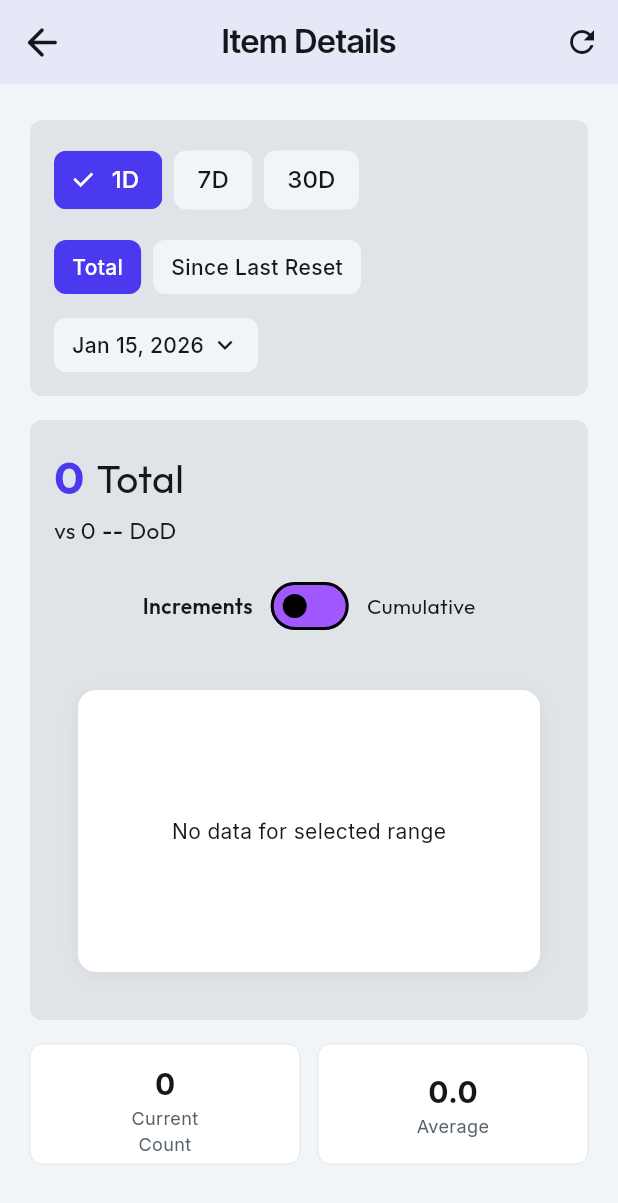
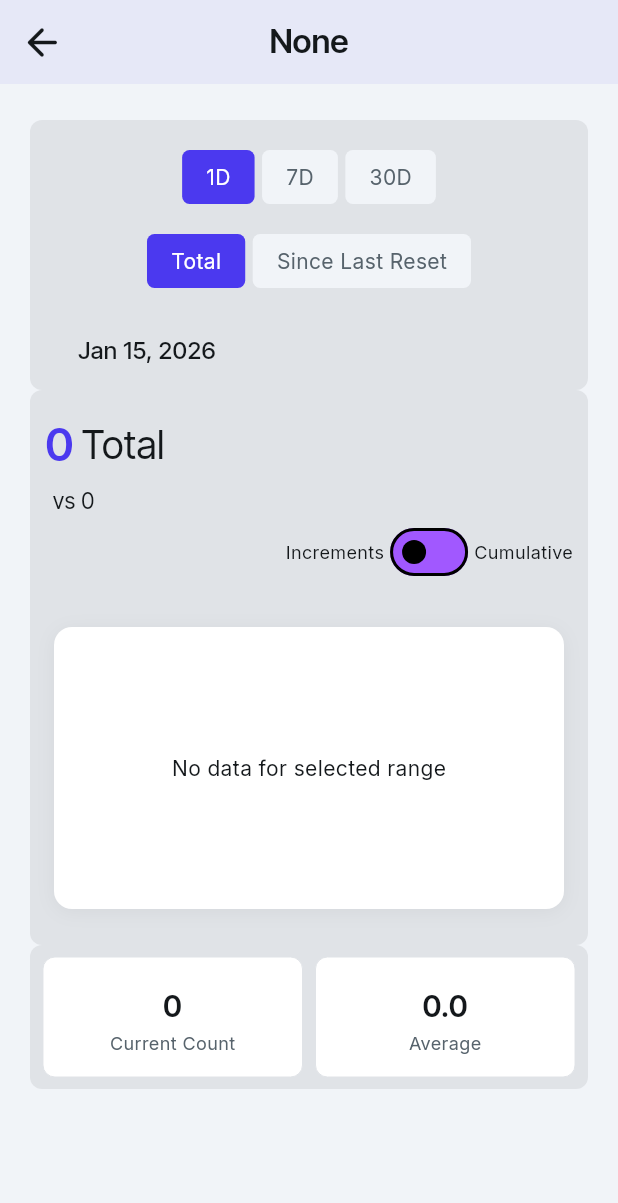
Before and after one commit to roger6272/trackwise, a Flutter app: the ItemDetailPage screen opened directly with empty values, on a phone screen of 412 x 824 dp. Shown: the top 1203 px of the screen. Run offline on Flutter 3.47's test engine with Material 3 defaults, Android fonts, the phone set to English and light mode, and no system bars; our stand-ins replace auto_size_text, cloud_firestore, dartz, device_info_plus, dropdown_button2, equatable and 25 more; missing offline and left inert: firebase_performance, json_path, markdown_widget; accounts and stored records are empty; network calls fail.

Commit message:
style: match ItemDetailPage styling with FlutterFlow design
- FilterSection: centered chips, FF spacing, "Ends on" label, OK/Cancel buttons
- StatsSection: right-aligned toggle, horizontal scroll header, FF padding
- SummaryCards: 42% width, spaceEvenly layout, FF font styling
- ItemDetailPage: alternate background containers matching FF structure

Co-Authored-By: Claude Opus 4.5 <noreply@anthropic.com>

```diff
--- a/lib/features/items/presentation/pages/item_detail_page.dart
+++ b/lib/features/items/presentation/pages/item_detail_page.dart
@@ -55,6 +55,7 @@ class _ItemDetailPageState extends State<ItemDetailPage> {
   static const Color _primary = Color(0xFF4B39EF);
   static const Color _primaryBackground = Color(0xFFF1F4F8);
   static const Color _primaryText = Color(0xFF14181B);
+  static const Color _alternate = Color(0xFFE0E3E7);
 
   // Filter state
   String _aggregation = '1D';
@@ -77,7 +78,12 @@ class _ItemDetailPageState extends State<ItemDetailPage> {
         ),
       ],
       child: Builder(
-        builder: (context) => Scaffold(
+        builder: (context) => GestureDetector(
+          onTap: () {
+            FocusScope.of(context).unfocus();
+            FocusManager.instance.primaryFocus?.unfocus();
+          },
+          child: Scaffold(
             backgroundColor: _primaryBackground,
             appBar: AppBar(
               backgroundColor: _primaryBackground,
@@ -91,38 +97,40 @@ class _ItemDetailPageState extends State<ItemDetailPage> {
                 onPressed: () => Navigator.of(context).pop(),
               ),
               title: Text(
-              widget.itemName ?? 'Item Details',
+                widget.itemName ?? 'None',
                 style: GoogleFonts.interTight(
                   color: _primaryText,
                   fontWeight: FontWeight.w600,
                   fontSize: 22.0,
                 ),
               ),
-            actions: [
-              IconButton(
-                icon: const Icon(
-                  Icons.refresh,
-                  color: _primaryText,
-                ),
-                tooltip: 'Refresh',
-                onPressed: () => _refreshData(context),
-              ),
-            ],
+              actions: const [],
               centerTitle: true,
               elevation: 2.0,
             ),
             body: SafeArea(
               top: true,
-            child: RefreshIndicator(
-              color: _primary,
-              onRefresh: () async => _refreshData(context),
+              child: Padding(
+                padding: const EdgeInsets.fromLTRB(20.0, 24.0, 20.0, 0.0),
                 child: SingleChildScrollView(
-                physics: const AlwaysScrollableScrollPhysics(),
+                  child: Column(
+                    mainAxisSize: MainAxisSize.max,
+                    mainAxisAlignment: MainAxisAlignment.start,
+                    crossAxisAlignment: CrossAxisAlignment.center,
+                    children: [
+                      // Combined Filter + Stats container
+                      Container(
+                        decoration: BoxDecoration(
+                          color: _alternate,
+                          borderRadius: BorderRadius.circular(8.0),
+                        ),
                         child: Padding(
-                  padding: const EdgeInsets.fromLTRB(20.0, 24.0, 20.0, 32.0),
+                          padding: const EdgeInsets.only(top: 20.0),
                           child: Column(
-                    crossAxisAlignment: CrossAxisAlignment.stretch,
+                            mainAxisSize: MainAxisSize.max,
+                            mainAxisAlignment: MainAxisAlignment.center,
                             children: [
+                              // Filter Section (no container - just the content)
                               FilterSection(
                                 aggregation: _aggregation,
                                 showSinceReset: _showSinceReset,
@@ -151,13 +159,22 @@ class _ItemDetailPageState extends State<ItemDetailPage> {
                                   });
                                 },
                               ),
-                      const SizedBox(height: 16.0),
+                            ],
+                          ),
+                        ),
+                      ),
+                      // Stats Section container
                       BlocBuilder<EventsBloc, EventsState>(
                         builder: (context, eventsState) {
                           final stats = _calculateStats(eventsState);
                           return Column(
                             children: [
-                              StatsSection(
+                              Container(
+                                decoration: BoxDecoration(
+                                  color: _alternate,
+                                  borderRadius: BorderRadius.circular(8.0),
+                                ),
+                                child: StatsSection(
                                   stats: stats,
                                   showCumulative: _showCumulative,
                                   onChartTypeChanged: (value) {
@@ -167,10 +184,17 @@ class _ItemDetailPageState extends State<ItemDetailPage> {
                                     _reloadChart(context);
                                   },
                                 ),
-                              const SizedBox(height: 16.0),
-                              SummaryCards(
+                              ),
+                              // Summary Cards container
+                              Container(
+                                decoration: BoxDecoration(
+                                  color: _alternate,
+                                  borderRadius: BorderRadius.circular(8.0),
+                                ),
+                                child: SummaryCards(
                                   currentCount: widget.currentCount ?? 0,
                                   average: stats.average,
+                                ),
                               ),
                             ],
                           );
@@ -247,12 +271,4 @@ class _ItemDetailPageState extends State<ItemDetailPage> {
   void _reloadChart(BuildContext context) {
     context.read<ChartsBloc>().add(_createChartEvent());
   }
-
-  void _refreshData(BuildContext context) {
-    // Refresh events
-    context.read<EventsBloc>().add(LoadEvents(itemId: widget.itemId));
-
-    // Refresh charts
-    _reloadChart(context);
 }
-}
--- a/lib/features/items/presentation/widgets/item_detail/filter_section.dart
+++ b/lib/features/items/presentation/widgets/item_detail/filter_section.dart
@@ -1,4 +1,5 @@
 import 'package:flutter/material.dart';
+import 'package:google_fonts/google_fonts.dart';
 import 'package:intl/intl.dart';
 
 /// A filter section widget for the item detail page.
@@ -33,67 +34,87 @@ class FilterSection extends StatelessWidget {
   static const Color _primary = Color(0xFF4B39EF);
   static const Color _alternate = Color(0xFFE0E3E7);
   static const Color _primaryBackground = Color(0xFFF1F4F8);
+  static const Color _secondaryText = Color(0xFF57636C);
   static const Color _primaryText = Color(0xFF14181B);
 
   @override
   Widget build(BuildContext context) {
-    return Container(
-      decoration: BoxDecoration(
-        color: _alternate,
-        borderRadius: BorderRadius.circular(8.0),
-      ),
-      padding: const EdgeInsets.all(16.0),
-      child: Column(
-        crossAxisAlignment: CrossAxisAlignment.start,
+    return Column(
       mainAxisSize: MainAxisSize.min,
       children: [
+        // Aggregation chips - centered
         _buildAggregationChips(),
-          const SizedBox(height: 16.0),
+        const SizedBox(height: 20.0),
+        // Reset toggle chips - centered
         _buildResetToggle(),
-          const SizedBox(height: 16.0),
-          _buildDatePicker(),
-          if (!isCalendarCollapsed) ...[
-            const SizedBox(height: 16.0),
-            _buildCalendar(),
+        const SizedBox(height: 30.0),
+        // "Ends on" label row (only shown when not 1D)
+        if (aggregation != '1D')
+          Padding(
+            padding: const EdgeInsets.only(left: 22.0, right: 22.0),
+            child: Align(
+              alignment: Alignment.centerLeft,
+              child: Text(
+                'Ends on',
+                style: GoogleFonts.inter(
+                  fontSize: 12.0,
+                  fontWeight: FontWeight.normal,
+                  color: _primaryText,
+                ),
+              ),
+            ),
+          ),
+        // Date picker row
+        Padding(
+          padding: const EdgeInsets.fromLTRB(32.0, 0.0, 25.0, 15.0),
+          child: Align(
+            alignment: Alignment.centerLeft,
+            child: _buildDatePicker(),
+          ),
+        ),
+        // Calendar (when expanded)
+        if (!isCalendarCollapsed) _buildCalendar(context),
       ],
-        ],
-      ),
     );
   }
 
   Widget _buildAggregationChips() {
     return Wrap(
-      spacing: 8.0,
+      alignment: WrapAlignment.center,
+      spacing: 5.0,
       children: ['1D', '7D', '30D'].map((period) {
         final isSelected = aggregation == period;
-        return ChoiceChip(
-          label: Text(period),
-          selected: isSelected,
-          onSelected: (_) => onAggregationChanged(period),
-          selectedColor: _primary,
-          backgroundColor: _primaryBackground,
-          labelStyle: TextStyle(
-            color: isSelected ? Colors.white : _primaryText,
-            fontWeight: FontWeight.w500,
+        return GestureDetector(
+          onTap: () => onAggregationChanged(period),
+          child: Container(
+            padding: const EdgeInsets.symmetric(horizontal: 16.0, vertical: 8.0),
+            decoration: BoxDecoration(
+              color: isSelected ? _primary : _primaryBackground,
+              borderRadius: BorderRadius.circular(5.0),
             ),
-          shape: RoundedRectangleBorder(
-            borderRadius: BorderRadius.circular(8.0),
+            child: Text(
+              period,
+              style: GoogleFonts.inter(
+                fontSize: 14.0,
+                color: isSelected ? Colors.white : _secondaryText,
               ),
-          side: BorderSide.none,
+            ),
+          ),
         );
       }).toList(),
     );
   }
 
   Widget _buildResetToggle() {
-    return Row(
+    return Wrap(
+      alignment: WrapAlignment.center,
+      spacing: 5.0,
       children: [
         _buildToggleChip(
           label: 'Total',
           isSelected: !showSinceReset,
           onTap: () => onShowSinceResetChanged(false),
         ),
-        const SizedBox(width: 8.0),
         _buildToggleChip(
           label: 'Since Last Reset',
           isSelected: showSinceReset,
@@ -111,16 +132,16 @@ class FilterSection extends StatelessWidget {
     return GestureDetector(
       onTap: onTap,
       child: Container(
-        padding: const EdgeInsets.symmetric(horizontal: 12.0, vertical: 8.0),
+        padding: const EdgeInsets.symmetric(horizontal: 16.0, vertical: 8.0),
         decoration: BoxDecoration(
           color: isSelected ? _primary : _primaryBackground,
-          borderRadius: BorderRadius.circular(8.0),
+          borderRadius: BorderRadius.circular(5.0),
         ),
         child: Text(
           label,
-          style: TextStyle(
-            color: isSelected ? Colors.white : _primaryText,
-            fontWeight: FontWeight.w500,
+          style: GoogleFonts.inter(
+            fontSize: 14.0,
+            color: isSelected ? Colors.white : _secondaryText,
           ),
         ),
       ),
@@ -129,74 +150,87 @@ class FilterSection extends StatelessWidget {
 
   Widget _buildDatePicker() {
     final dateFormat = DateFormat.yMMMd();
-    final showEndsOn = aggregation != '1D';
 
     return GestureDetector(
       onTap: onToggleCalendar,
-      child: Container(
-        padding: const EdgeInsets.symmetric(horizontal: 12.0, vertical: 8.0),
-        decoration: BoxDecoration(
-          color: _primaryBackground,
-          borderRadius: BorderRadius.circular(8.0),
-        ),
-        child: Row(
-          mainAxisSize: MainAxisSize.min,
-          children: [
-            if (showEndsOn) ...[
-              Text(
-                'Ends on ',
-                style: TextStyle(
-                  color: _primaryText.withValues(alpha: 0.7),
-                  fontWeight: FontWeight.w400,
-                ),
-              ),
-            ],
-            Text(
+      child: Text(
         dateFormat.format(selectedDate),
-              style: const TextStyle(
+        style: GoogleFonts.interTight(
           color: _primaryText,
           fontWeight: FontWeight.w500,
-              ),
-            ),
-            const SizedBox(width: 4.0),
-            Icon(
-              isCalendarCollapsed ? Icons.expand_more : Icons.expand_less,
-              color: _primaryText,
-              size: 20.0,
-            ),
-          ],
+          fontSize: 16.0,
         ),
       ),
     );
   }
 
-  Widget _buildCalendar() {
+  Widget _buildCalendar(BuildContext context) {
     return Column(
       crossAxisAlignment: CrossAxisAlignment.start,
       children: [
-        CalendarDatePicker(
+        Padding(
+          padding: const EdgeInsets.only(top: 10.0),
+          child: CalendarDatePicker(
             initialDate: selectedDate,
             firstDate: DateTime(2020),
             lastDate: DateTime.now(),
-          onDateChanged: (date) {
-            onDateChanged(date);
-            onToggleCalendar();
-          },
-        ),
-        Align(
-          alignment: Alignment.centerRight,
-          child: TextButton(
-            onPressed: onToggleCalendar,
-            child: const Text(
-              'Cancel',
-              style: TextStyle(
-                color: _primary,
-                fontWeight: FontWeight.w500,
+            onDateChanged: onDateChanged,
           ),
         ),
+        Padding(
+          padding: const EdgeInsets.fromLTRB(15.0, 10.0, 15.0, 10.0),
+          child: Row(
+            mainAxisAlignment: MainAxisAlignment.end,
+            children: [
+              _buildCalendarButton(
+                context: context,
+                label: 'OK',
+                isPrimary: true,
+                onPressed: onToggleCalendar,
+              ),
+              const SizedBox(width: 10.0),
+              _buildCalendarButton(
+                context: context,
+                label: 'Cancel',
+                isPrimary: false,
+                onPressed: onToggleCalendar,
+              ),
+            ],
           ),
         ),
       ],
     );
   }
+
+  Widget _buildCalendarButton({
+    required BuildContext context,
+    required String label,
+    required bool isPrimary,
+    required VoidCallback onPressed,
+  }) {
+    return SizedBox(
+      width: 70.0,
+      height: 40.0,
+      child: ElevatedButton(
+        onPressed: onPressed,
+        style: ElevatedButton.styleFrom(
+          backgroundColor: isPrimary ? _primary : Colors.white,
+          foregroundColor: isPrimary ? Colors.white : _secondaryText,
+          elevation: 0,
+          shape: RoundedRectangleBorder(
+            borderRadius: BorderRadius.circular(18.0),
+            side: BorderSide(color: _alternate),
+          ),
+          padding: EdgeInsets.zero,
+        ),
+        child: Text(
+          label,
+          style: GoogleFonts.interTight(
+            fontSize: 14.0,
+            fontWeight: FontWeight.w500,
+          ),
+        ),
+      ),
+    );
   }
+}
--- a/lib/features/items/presentation/widgets/item_detail/stats_section.dart
+++ b/lib/features/items/presentation/widgets/item_detail/stats_section.dart
@@ -40,66 +40,61 @@ class StatsSection extends StatelessWidget {
 
   @override
   Widget build(BuildContext context) {
-    return Container(
-      padding: const EdgeInsets.all(16.0),
-      decoration: BoxDecoration(
-        color: _alternate,
-        borderRadius: BorderRadius.circular(8.0),
-      ),
-      child: Column(
+    return Column(
       crossAxisAlignment: CrossAxisAlignment.start,
       children: [
         _buildStatsHeader(),
-          const SizedBox(height: 16.0),
+        _buildComparisonLine(),
+        const SizedBox(height: 0.0),
         _buildChartToggle(),
-          const SizedBox(height: 16.0),
-          _buildChartArea(),
+        const SizedBox(height: 10.0),
+        _buildChartArea(context),
       ],
-      ),
     );
   }
 
-  /// Builds the stats header with total count and period comparison.
+  /// Builds the stats header with total count.
   Widget _buildStatsHeader() {
-    return Column(
-      crossAxisAlignment: CrossAxisAlignment.start,
+    return Padding(
+      padding: const EdgeInsets.fromLTRB(10.0, 10.0, 10.0, 5.0),
+      child: SingleChildScrollView(
+        scrollDirection: Axis.horizontal,
+        child: Row(
           children: [
-        // Total count row
-        Row(
-          crossAxisAlignment: CrossAxisAlignment.baseline,
-          textBaseline: TextBaseline.alphabetic,
-          children: [
-            Text(
+            Padding(
+              padding: const EdgeInsets.only(top: 5.0),
+              child: Text(
                 '${stats.totalCount}',
-              style: GoogleFonts.outfit(
-                fontSize: 30,
-                fontWeight: FontWeight.bold,
+                style: GoogleFonts.interTight(
+                  fontSize: 30.0,
+                  fontWeight: FontWeight.w600,
                   color: _primary,
                 ),
               ),
-            const SizedBox(width: 8),
-            Text(
+            ),
+            Padding(
+              padding: const EdgeInsets.only(left: 5.0, top: 5.0),
+              child: Text(
                 'Total',
-              style: GoogleFonts.outfit(
-                fontSize: 26,
+                style: GoogleFonts.interTight(
+                  fontSize: 26.0,
                   color: _primaryText,
+                ),
               ),
             ),
           ],
         ),
-        const SizedBox(height: 4),
-        // Comparison line
-        _buildComparisonLine(),
-      ],
+      ),
     );
   }
 
   /// Builds the comparison line with prior count and percent change.
   Widget _buildComparisonLine() {
     final percentChange = stats.percentChange;
+    final showPercent = percentChange != null && percentChange != 0;
     final percentText = percentChange != null
-        ? '${percentChange >= 0 ? '+' : ''}${(percentChange * 100).toStringAsFixed(1)}%'
-        : '--';
+        ? '${(percentChange * 100).toStringAsFixed(1)}%'
+        : '';
 
     final percentColor = stats.isPositive
         ? _positiveColor
@@ -107,72 +102,89 @@ class StatsSection extends StatelessWidget {
             ? _negativeColor
             : _primaryText;
 
-    return Row(
+    return Padding(
+      padding: const EdgeInsets.fromLTRB(15.0, 0.0, 15.0, 0.0),
+      child: Row(
         children: [
           Text(
-          'vs ${stats.priorPeriodCount}',
-          style: GoogleFonts.outfit(
-            fontSize: 15,
+            'vs ',
+            style: GoogleFonts.interTight(
+              fontSize: 15.0,
               color: _primaryText,
             ),
           ),
-        const SizedBox(width: 4),
           Text(
-          percentText,
-          style: GoogleFonts.outfit(
-            fontSize: 15,
-            color: percentColor,
-            fontWeight: FontWeight.w500,
-          ),
-        ),
-        const SizedBox(width: 4),
-        Text(
-          stats.periodLabel,
-          style: GoogleFonts.outfit(
-            fontSize: 15,
+            '${stats.priorPeriodCount}',
+            style: GoogleFonts.interTight(
+              fontSize: 15.0,
               color: _primaryText,
             ),
           ),
+          if (showPercent) ...[
+            Padding(
+              padding: const EdgeInsets.only(left: 10.0),
+              child: Text(
+                percentText,
+                style: GoogleFonts.interTight(
+                  fontSize: 15.0,
+                  color: percentColor,
+                ),
+              ),
+            ),
+            Padding(
+              padding: const EdgeInsets.only(left: 5.0),
+              child: Text(
+                stats.periodLabel,
+                style: GoogleFonts.inter(
+                  fontSize: 15.0,
+                  color: _primaryText,
+                ),
+              ),
+            ),
           ],
+        ],
+      ),
     );
   }
 
   /// Builds the chart type toggle switch.
   Widget _buildChartToggle() {
-    return Row(
-      mainAxisAlignment: MainAxisAlignment.center,
+    return Padding(
+      padding: const EdgeInsets.fromLTRB(10.0, 0.0, 10.0, 0.0),
+      child: Row(
+        mainAxisAlignment: MainAxisAlignment.end,
         children: [
           Text(
             'Increments',
-          style: GoogleFonts.outfit(
-            fontSize: 14,
+            style: GoogleFonts.inter(
+              fontSize: 12.0,
               color: _primaryText,
-            fontWeight: showCumulative ? FontWeight.normal : FontWeight.w600,
             ),
           ),
-        const SizedBox(width: 8),
-        Switch(
+          Switch.adaptive(
             value: showCumulative,
             onChanged: onChartTypeChanged,
             activeColor: _primary,
             inactiveTrackColor: const Color(0xFFA158FF),
           ),
-        const SizedBox(width: 8),
           Text(
             'Cumulative',
-          style: GoogleFonts.outfit(
-            fontSize: 14,
+            style: GoogleFonts.inter(
+              fontSize: 12.0,
               color: _primaryText,
-            fontWeight: showCumulative ? FontWeight.w600 : FontWeight.normal,
             ),
           ),
         ],
+      ),
     );
   }
 
   /// Builds the chart area with BlocBuilder for loading/error/chart states.
-  Widget _buildChartArea() {
-    return SizedBox(
+  Widget _buildChartArea(BuildContext context) {
+    return Padding(
+      padding: const EdgeInsets.only(bottom: 8.0),
+      child: SizedBox(
+        width: MediaQuery.of(context).size.width - 40,
         height: 220.0,
         child: BlocBuilder<ChartsBloc, ChartsState>(
           builder: (context, state) {
@@ -186,8 +198,8 @@ class StatsSection extends StatelessWidget {
               return Center(
                 child: Text(
                   'Error: ${state.message}',
-                style: GoogleFonts.outfit(
-                  fontSize: 14,
+                  style: GoogleFonts.inter(
+                    fontSize: 14.0,
                     color: _negativeColor,
                   ),
                 ),
@@ -202,6 +214,7 @@ class StatsSection extends StatelessWidget {
             }
           },
         ),
+      ),
     );
   }
 }
--- a/lib/features/items/presentation/widgets/item_detail/summary_cards.dart
+++ b/lib/features/items/presentation/widgets/item_detail/summary_cards.dart
@@ -1,4 +1,5 @@
 import 'package:flutter/material.dart';
+import 'package:google_fonts/google_fonts.dart';
 
 /// Widget displaying summary statistics cards with slide/fade animations.
 ///
@@ -64,18 +65,23 @@ class _SummaryCardsState extends State<SummaryCards>
       child: SlideTransition(
         position: _slideAnimation,
         child: Row(
+          mainAxisAlignment: MainAxisAlignment.spaceEvenly,
+          crossAxisAlignment: CrossAxisAlignment.center,
           children: [
-            Expanded(
+            Padding(
+              padding: const EdgeInsets.symmetric(vertical: 8.0),
               child: _SummaryCard(
                 value: widget.currentCount.toString(),
-                label: 'Current\nCount',
+                label: 'Current Count',
+                width: MediaQuery.sizeOf(context).width * 0.42,
               ),
             ),
-            const SizedBox(width: 12.0),
-            Expanded(
+            Padding(
+              padding: const EdgeInsets.symmetric(vertical: 8.0),
               child: _SummaryCard(
                 value: widget.average.toStringAsFixed(1),
                 label: 'Average',
+                width: MediaQuery.sizeOf(context).width * 0.42,
               ),
             ),
           ],
@@ -89,10 +95,12 @@ class _SummaryCard extends StatelessWidget {
   const _SummaryCard({
     required this.value,
     required this.label,
+    required this.width,
   });
 
   final String value;
   final String label;
+  final double width;
 
   static const Color _alternate = Color(0xFFE0E3E7);
   static const Color _secondaryBackground = Color(0xFFFFFFFF);
@@ -102,6 +110,7 @@ class _SummaryCard extends StatelessWidget {
   @override
   Widget build(BuildContext context) {
     return Container(
+      width: width,
       height: 80.0,
       decoration: BoxDecoration(
         color: _secondaryBackground,
@@ -115,19 +124,23 @@ class _SummaryCard extends StatelessWidget {
       child: Column(
         mainAxisAlignment: MainAxisAlignment.center,
         children: [
-          Text(
-            value,
-            style: const TextStyle(
-              fontSize: 20,
-              fontWeight: FontWeight.bold,
-              color: _primaryText,
+          Padding(
+            padding: const EdgeInsets.fromLTRB(0.0, 4.0, 0.0, 2.0),
+            child: Text(
+              value,
+              textAlign: TextAlign.center,
+              style: GoogleFonts.interTight(
+                fontSize: 20.0,
+                fontWeight: FontWeight.w600,
+                color: _primaryText,
+              ),
             ),
           ),
           Text(
             label,
             textAlign: TextAlign.center,
-            style: const TextStyle(
-              fontSize: 12,
+            style: GoogleFonts.inter(
+              fontSize: 12.0,
               color: _secondaryText,
             ),
           ),
```
Also changed, not shown: lib/features/bluetooth/domain/usecases/sync_device_data_usecase.dart (added, +131 -0 lines), 1 other file. Lines whose indentation alone changed are shown as unchanged.
